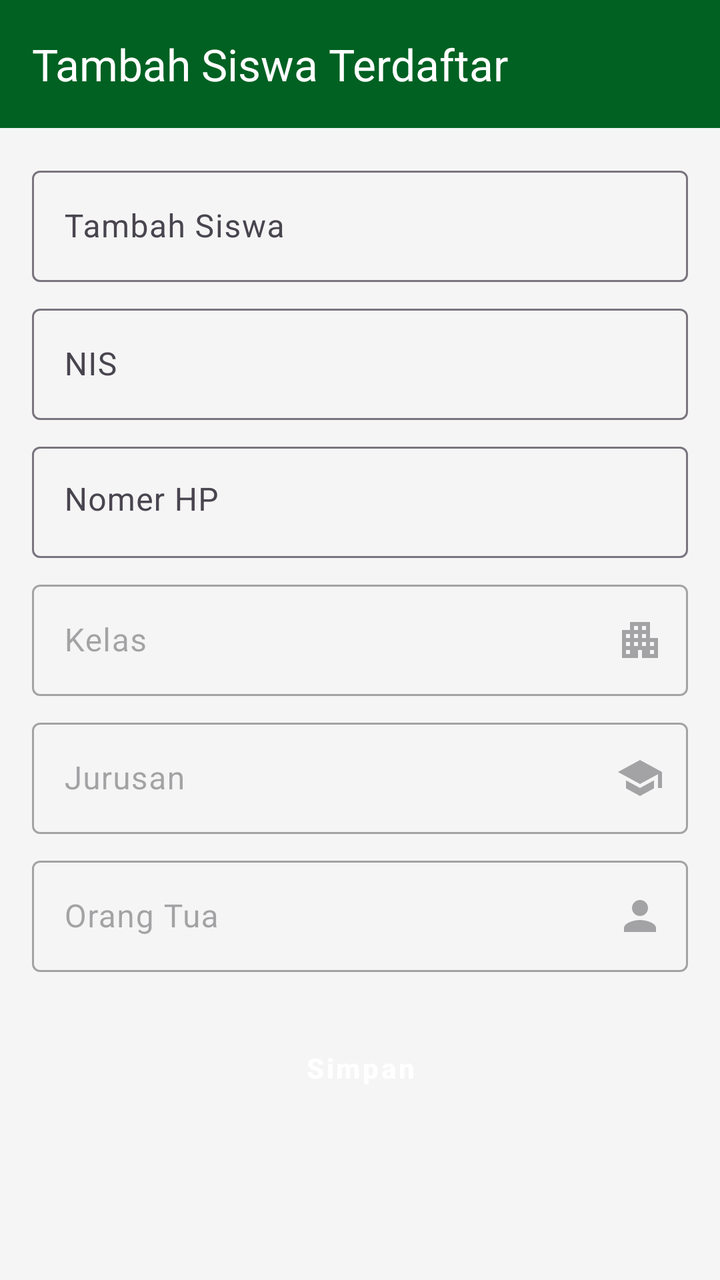
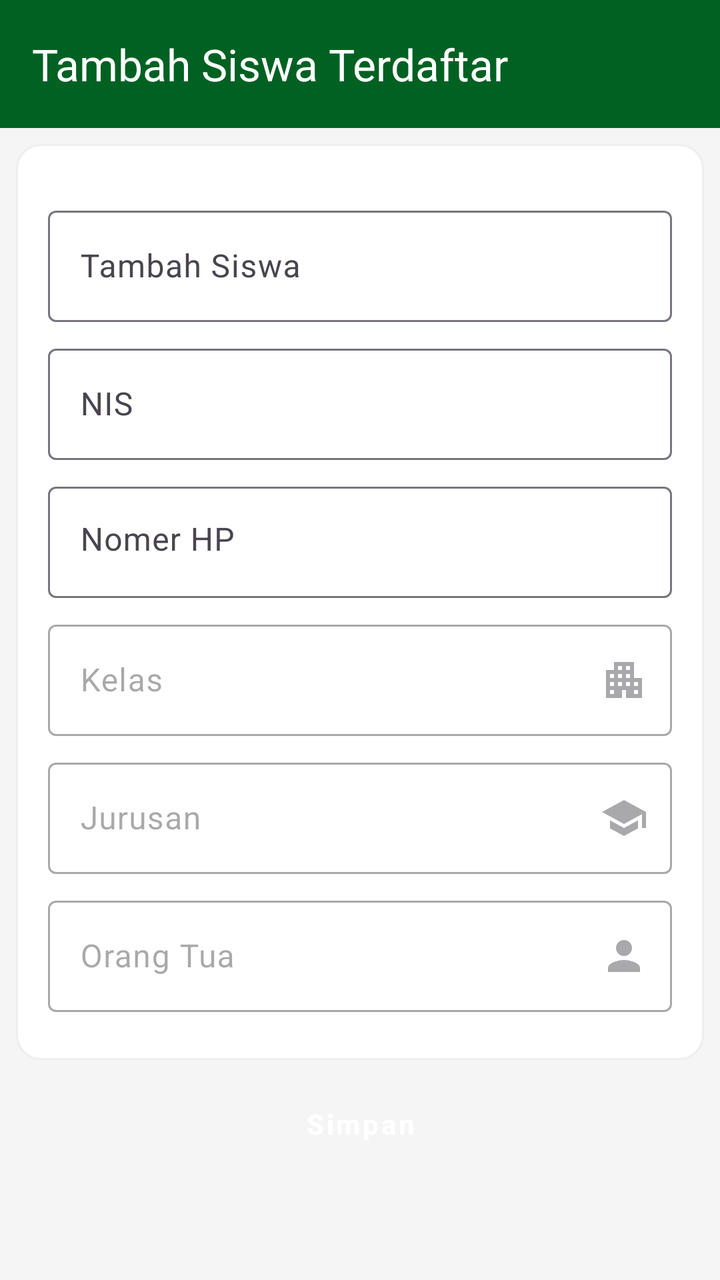

Two renders of the same Android screen: before a commit and after it. Below are the layout's source before the change and the commit's diff.
<!-- AndroidManifest.xml: application theme Theme.OrionAPP -->
<!-- res/layout/activity_tambah_siswa_terdaftar.xml -->
<?xml version="1.0" encoding="utf-8"?>
<FrameLayout xmlns:android="http://schemas.android.com/apk/res/android"
    xmlns:app="http://schemas.android.com/apk/res-auto"
    xmlns:tools="http://schemas.android.com/tools"
    android:id="@+id/main"
    android:layout_width="match_parent"
    android:layout_height="match_parent"
    android:background="@color/background"
    tools:context=".activity.TambahSiswaTerdaftarActivity">

    <LinearLayout
        android:layout_width="match_parent"
        android:layout_height="match_parent"
        android:orientation="vertical">

        <com.google.android.material.appbar.AppBarLayout
            android:layout_width="match_parent"
            android:layout_height="?attr/actionBarSize"
            android:background="@color/primary">

            <com.google.android.material.appbar.MaterialToolbar
                android:id="@+id/toolbar"
                android:layout_width="match_parent"
                android:layout_height="match_parent"
                android:elevation="4dp"
                android:theme="@style/ThemeOverlay.Material3.ActionBar"
                app:navigationIconTint="@color/white"
                app:title="Tambah Siswa Terdaftar"
                app:titleTextColor="@color/white" />
        </com.google.android.material.appbar.AppBarLayout>

        <ScrollView
            android:layout_width="match_parent"
            android:layout_height="wrap_content">

            <LinearLayout
                android:layout_width="match_parent"
                android:layout_height="wrap_content"
                android:layout_marginTop="8dp"
                android:orientation="vertical">

                <LinearLayout
                    android:layout_width="match_parent"
                    android:layout_height="wrap_content"
                    android:orientation="vertical"
                    android:paddingHorizontal="16dp">



                    <com.google.android.material.textfield.TextInputLayout
                        android:id="@+id/til_tambah_siswa"
                        android:layout_width="match_parent"
                        android:layout_height="wrap_content"
                        android:layout_marginTop="8dp">

                        <com.google.android.material.textfield.TextInputEditText
                            android:id="@+id/et_tambah_siswa"
                            android:layout_width="match_parent"
                            android:layout_height="wrap_content"
                            android:hint="Tambah Siswa" />
                    </com.google.android.material.textfield.TextInputLayout>

                    <com.google.android.material.textfield.TextInputLayout
                        android:id="@+id/til_NIS"
                        android:layout_width="match_parent"
                        android:layout_height="wrap_content"
                        android:layout_marginTop="8dp">

                        <com.google.android.material.textfield.TextInputEditText
                            android:id="@+id/et_NIS"
                            android:layout_width="match_parent"
                            android:layout_height="wrap_content"
                            android:hint="NIS"
                            android:inputType="none" />
                    </com.google.android.material.textfield.TextInputLayout>


                    <com.google.android.material.textfield.TextInputLayout
                        android:id="@+id/til_nomerHP"
                        android:layout_width="match_parent"
                        android:layout_height="wrap_content"
                        android:layout_marginTop="8dp">

                        <com.google.android.material.textfield.TextInputEditText
                            android:id="@+id/et_nomerHP"
                            android:layout_width="match_parent"
                            android:layout_height="wrap_content"
                            android:gravity="top|left"
                            android:hint="Nomer HP" />
                    </com.google.android.material.textfield.TextInputLayout>

                    <com.google.android.material.textfield.TextInputLayout
                        android:id="@+id/til_kelas"
                        android:layout_width="match_parent"
                        android:layout_height="wrap_content"
                        android:layout_marginTop="8dp"
                        android:enabled="false"
                        app:endIconDrawable="@drawable/ic_apartment_24"
                        app:endIconMode="custom">

                        <com.google.android.material.textfield.TextInputEditText
                            android:id="@+id/et_kelas"
                            android:layout_width="match_parent"
                            android:layout_height="wrap_content"
                            android:clickable="true"
                            android:enabled="false"
                            android:focusable="false"
                            android:hint="Kelas"
                            android:inputType="none" />
                    </com.google.android.material.textfield.TextInputLayout>

                    <com.google.android.material.textfield.TextInputLayout
                        android:id="@+id/til_jurusan"
                        android:layout_width="match_parent"
                        android:layout_height="wrap_content"
                        android:layout_marginTop="8dp"
                        android:enabled="false"
                        app:endIconDrawable="@drawable/ic_school_24"
                        app:endIconMode="custom">

                        <com.google.android.material.textfield.TextInputEditText
                            android:id="@+id/et_jurusan"
                            android:layout_width="match_parent"
                            android:layout_height="wrap_content"
                            android:clickable="true"
                            android:enabled="false"
                            android:focusable="false"
                            android:hint="Jurusan"
                            android:inputType="none" />
                    </com.google.android.material.textfield.TextInputLayout>

                    <com.google.android.material.textfield.TextInputLayout
                        android:id="@+id/til_orangtua"
                        android:layout_width="match_parent"
                        android:layout_height="wrap_content"
                        android:layout_marginTop="8dp"
                        android:enabled="false"
                        app:endIconDrawable="@drawable/ic_person_24"
                        app:endIconMode="custom">

                        <com.google.android.material.textfield.TextInputEditText
                            android:id="@+id/et_orangtua"
                            android:layout_width="match_parent"
                            android:layout_height="wrap_content"
                            android:clickable="true"
                            android:enabled="false"
                            android:focusable="false"
                            android:hint="Orang Tua"
                            android:inputType="none" />
                    </com.google.android.material.textfield.TextInputLayout>

                    <Button
                        android:id="@+id/btn_simpan"
                        style="@style/Widget.MaterialComponents.Button"
                        android:layout_width="match_parent"
                        android:layout_height="wrap_content"
                        android:layout_marginTop="24dp"
                        android:backgroundTint="@color/primary"
                        android:paddingVertical="12dp"
                        android:text="Simpan"
                        android:textAllCaps="false"
                        android:textSize="14sp"
                        android:textStyle="bold" />
                </LinearLayout>

            </LinearLayout>
        </ScrollView>
    </LinearLayout>


</FrameLayout>
<!-- resources referenced by this layout -->
<resources>
  <color name="background">#f5f5f5</color>
  <color name="primary">#006122</color>
  <color name="white">#ffffff</color>
  <!-- drawable ic_apartment_24 (drawable) -->
  <vector xmlns:android="http://schemas.android.com/apk/res/android" android:height="24dp" android:tint="#000000" android:viewportHeight="24" android:viewportWidth="24" android:width="24dp">
        
      <path android:fillColor="@android:color/white" android:pathData="M17,11V3H7v4H3v14h8v-4h2v4h8V11H17zM7,19H5v-2h2V19zM7,15H5v-2h2V15zM7,11H5V9h2V11zM11,15H9v-2h2V15zM11,11H9V9h2V11zM11,7H9V5h2V7zM15,15h-2v-2h2V15zM15,11h-2V9h2V11zM15,7h-2V5h2V7zM19,19h-2v-2h2V19zM19,15h-2v-2h2V15z"/>
      
  </vector>
  <!-- drawable ic_person_24 (drawable) -->
  <vector xmlns:android="http://schemas.android.com/apk/res/android" android:height="24dp" android:tint="#000000" android:viewportHeight="24" android:viewportWidth="24" android:width="24dp">
        
      <path android:fillColor="@android:color/white" android:pathData="M12,12c2.21,0 4,-1.79 4,-4s-1.79,-4 -4,-4 -4,1.79 -4,4 1.79,4 4,4zM12,14c-2.67,0 -8,1.34 -8,4v2h16v-2c0,-2.66 -5.33,-4 -8,-4z"/>
      
  </vector>
  <!-- drawable ic_school_24 (drawable) -->
  <vector xmlns:android="http://schemas.android.com/apk/res/android" android:height="24dp" android:tint="#000000" android:viewportHeight="24" android:viewportWidth="24" android:width="24dp">
        
      <path android:fillColor="@android:color/white" android:pathData="M5,13.18v4L12,21l7,-3.82v-4L12,17l-7,-3.82zM12,3L1,9l11,6 9,-4.91V17h2V9L12,3z"/>
      
  </vector>
  <color name="text">#1E1E1E</color>
  <style name="OrionButton" parent="Widget.Material3.Button">
          <item name="android:backgroundTint">@color/primary</item>
          <item name="android:textColor">@color/white</item>
          <item name="android:layout_marginHorizontal">4px</item>
          <item name="android:buttonCornerRadius" tools:targetApi="p">12dp</item>
      </style>
  <style name="OrionTextTitle" parent="Widget.Material3.TextInputLayout.OutlinedBox">
          <item name="boxStrokeColor">@color/primary</item>
          <item name="hintTextColor">@color/primary</item>
          <item name="boxBackgroundMode">outline</item>
      </style>
  <color name="highlight_primary">#C0006122</color>
  <color name="error">#D00000</color>
  <style name="SearchViewStyle.White" parent="Widget.AppCompat.SearchView">
          
          <item name="searchHintIcon">@drawable/ic_search_24</item>
          <item name="cursorColor">@color/white</item>
          <item name="submitBackground">@android:color/white</item>
          <item name="android:textColorHint">@color/white</item>
          <item name="android:textColor">@color/white</item>
          <item name="android:iconTint">@android:color/white</item>
          <item name="android:buttonTint">@android:color/white</item>
      </style>
  <!-- drawable ic_search_24 (drawable) -->
  <vector xmlns:android="http://schemas.android.com/apk/res/android" android:height="24dp" android:tint="#000000" android:viewportHeight="24" android:viewportWidth="24" android:width="24dp">
        
      <path android:fillColor="@android:color/white" android:pathData="M15.5,14h-0.79l-0.28,-0.27C15.41,12.59 16,11.11 16,9.5 16,5.91 13.09,3 9.5,3S3,5.91 3,9.5 5.91,16 9.5,16c1.61,0 3.09,-0.59 4.23,-1.57l0.27,0.28v0.79l5,4.99L20.49,19l-4.99,-5zM9.5,14C7.01,14 5,11.99 5,9.5S7.01,5 9.5,5 14,7.01 14,9.5 11.99,14 9.5,14z"/>
      
  </vector>
  <!-- unchanged entries left out for length: 1 -->
</resources>

<!-- the commit's change to res/layout/activity_tambah_siswa_terdaftar.xml (unified diff, before → after) -->
@@ -7,6 +7,7 @@
     android:layout_height="match_parent"
     android:background="@color/background"
     tools:context=".activity.TambahSiswaTerdaftarActivity">
+
 
     <LinearLayout
         android:layout_width="match_parent"
@@ -36,133 +37,152 @@
             <LinearLayout
                 android:layout_width="match_parent"
                 android:layout_height="wrap_content"
-                android:layout_marginTop="8dp"
                 android:orientation="vertical">
 
                 <LinearLayout
                     android:layout_width="match_parent"
                     android:layout_height="wrap_content"
-                    android:orientation="vertical"
-                    android:paddingHorizontal="16dp">
+                    android:layout_marginHorizontal="8dp"
+                    android:layout_marginVertical="8dp"
+                    android:background="@drawable/rounded_outline"
+                    android:orientation="vertical">
+
+                    <LinearLayout
+                        android:layout_width="match_parent"
+                        android:layout_height="wrap_content"
+                        android:layout_marginVertical="4dp"
+                        android:orientation="vertical"
+                        android:padding="16dp">
+
+                        <LinearLayout
+                            android:layout_width="match_parent"
+                            android:layout_height="wrap_content"
+                            android:layout_marginBottom="4dp"
+                            android:orientation="vertical">
 
 
+                            <com.google.android.material.textfield.TextInputLayout
+                                android:id="@+id/til_tambah_siswa"
+                                android:layout_width="match_parent"
+                                android:layout_height="wrap_content"
+                                android:layout_marginTop="8dp">
 
-                    <com.google.android.material.textfield.TextInputLayout
-                        android:id="@+id/til_tambah_siswa"
-                        android:layout_width="match_parent"
-                        android:layout_height="wrap_content"
-                        android:layout_marginTop="8dp">
+                                <com.google.android.material.textfield.TextInputEditText
+                                    android:id="@+id/et_tambah_siswa"
+                                    android:layout_width="match_parent"
+                                    android:layout_height="wrap_content"
+                                    android:hint="Tambah Siswa" />
+                            </com.google.android.material.textfield.TextInputLayout>
 
-                        <com.google.android.material.textfield.TextInputEditText
-                            android:id="@+id/et_tambah_siswa"
-                            android:layout_width="match_parent"
-                            android:layout_height="wrap_content"
-                            android:hint="Tambah Siswa" />
-                    </com.google.android.material.textfield.TextInputLayout>
+                            <com.google.android.material.textfield.TextInputLayout
+                                android:id="@+id/til_NIS"
+                                android:layout_width="match_parent"
+                                android:layout_height="wrap_content"
+                                android:layout_marginTop="8dp">
 
-                    <com.google.android.material.textfield.TextInputLayout
-                        android:id="@+id/til_NIS"
-                        android:layout_width="match_parent"
-                        android:layout_height="wrap_content"
-                        android:layout_marginTop="8dp">
-
-                        <com.google.android.material.textfield.TextInputEditText
-                            android:id="@+id/et_NIS"
-                            android:layout_width="match_parent"
-                            android:layout_height="wrap_content"
-                            android:hint="NIS"
-                            android:inputType="none" />
-                    </com.google.android.material.textfield.TextInputLayout>
+                                <com.google.android.material.textfield.TextInputEditText
+                                    android:id="@+id/et_NIS"
+                                    android:layout_width="match_parent"
+                                    android:layout_height="wrap_content"
+                                    android:hint="NIS"
+                                    android:inputType="none" />
+                            </com.google.android.material.textfield.TextInputLayout>
 
 
-                    <com.google.android.material.textfield.TextInputLayout
-                        android:id="@+id/til_nomerHP"
-                        android:layout_width="match_parent"
-                        android:layout_height="wrap_content"
-                        android:layout_marginTop="8dp">
+                            <com.google.android.material.textfield.TextInputLayout
+                                android:id="@+id/til_nomerHP"
+                                android:layout_width="match_parent"
+                                android:layout_height="wrap_content"
+                                android:layout_marginTop="8dp">
 
-                        <com.google.android.material.textfield.TextInputEditText
-                            android:id="@+id/et_nomerHP"
-                            android:layout_width="match_parent"
-                            android:layout_height="wrap_content"
-                            android:gravity="top|left"
-                            android:hint="Nomer HP" />
-                    </com.google.android.material.textfield.TextInputLayout>
+                                <com.google.android.material.textfield.TextInputEditText
+                                    android:id="@+id/et_nomerHP"
+                                    android:layout_width="match_parent"
+                                    android:layout_height="wrap_content"
+                                    android:gravity="top|left"
+                                    android:hint="Nomer HP" />
+                            </com.google.android.material.textfield.TextInputLayout>
 
-                    <com.google.android.material.textfield.TextInputLayout
-                        android:id="@+id/til_kelas"
-                        android:layout_width="match_parent"
-                        android:layout_height="wrap_content"
-                        android:layout_marginTop="8dp"
-                        android:enabled="false"
-                        app:endIconDrawable="@drawable/ic_apartment_24"
-                        app:endIconMode="custom">
+                            <com.google.android.material.textfield.TextInputLayout
+                                android:id="@+id/til_kelas"
+                                android:layout_width="match_parent"
+                                android:layout_height="wrap_content"
+                                android:layout_marginTop="8dp"
+                                android:enabled="false"
+                                app:endIconDrawable="@drawable/ic_apartment_24"
+                                app:endIconMode="custom">
 
-                        <com.google.android.material.textfield.TextInputEditText
-                            android:id="@+id/et_kelas"
-                            android:layout_width="match_parent"
-                            android:layout_height="wrap_content"
-                            android:clickable="true"
-                            android:enabled="false"
-                            android:focusable="false"
-                            android:hint="Kelas"
-                            android:inputType="none" />
-                    </com.google.android.material.textfield.TextInputLayout>
+                                <com.google.android.material.textfield.TextInputEditText
+                                    android:id="@+id/et_kelas"
+                                    android:layout_width="match_parent"
+                                    android:layout_height="wrap_content"
+                                    android:clickable="true"
+                                    android:enabled="false"
+                                    android:focusable="false"
+                                    android:hint="Kelas"
+                                    android:inputType="none" />
+                            </com.google.android.material.textfield.TextInputLayout>
 
-                    <com.google.android.material.textfield.TextInputLayout
-                        android:id="@+id/til_jurusan"
-                        android:layout_width="match_parent"
-                        android:layout_height="wrap_content"
-                        android:layout_marginTop="8dp"
-                        android:enabled="false"
-                        app:endIconDrawable="@drawable/ic_school_24"
-                        app:endIconMode="custom">
+                            <com.google.android.material.textfield.TextInputLayout
+                                android:id="@+id/til_jurusan"
+                                android:layout_width="match_parent"
+                                android:layout_height="wrap_content"
+                                android:layout_marginTop="8dp"
+                                android:enabled="false"
+                                app:endIconDrawable="@drawable/ic_school_24"
+                                app:endIconMode="custom">
 
-                        <com.google.android.material.textfield.TextInputEditText
-                            android:id="@+id/et_jurusan"
-                            android:layout_width="match_parent"
-                            android:layout_height="wrap_content"
-                            android:clickable="true"
-                            android:enabled="false"
-                            android:focusable="false"
-                            android:hint="Jurusan"
-                            android:inputType="none" />
-                    </com.google.android.material.textfield.TextInputLayout>
+                                <com.google.android.material.textfield.TextInputEditText
+                                    android:id="@+id/et_jurusan"
+                                    android:layout_width="match_parent"
+                                    android:layout_height="wrap_content"
+                                    android:clickable="true"
+                                    android:enabled="false"
+                                    android:focusable="false"
+                                    android:hint="Jurusan"
+                                    android:inputType="none" />
+                            </com.google.android.material.textfield.TextInputLayout>
 
-                    <com.google.android.material.textfield.TextInputLayout
-                        android:id="@+id/til_orangtua"
-                        android:layout_width="match_parent"
-                        android:layout_height="wrap_content"
-                        android:layout_marginTop="8dp"
-                        android:enabled="false"
-                        app:endIconDrawable="@drawable/ic_person_24"
-                        app:endIconMode="custom">
+                            <com.google.android.material.textfield.TextInputLayout
+                                android:id="@+id/til_orangtua"
+                                android:layout_width="match_parent"
+                                android:layout_height="wrap_content"
+                                android:layout_marginTop="8dp"
+                                android:enabled="false"
+                                app:endIconDrawable="@drawable/ic_person_24"
+                                app:endIconMode="custom">
 
-                        <com.google.android.material.textfield.TextInputEditText
-                            android:id="@+id/et_orangtua"
-                            android:layout_width="match_parent"
-                            android:layout_height="wrap_content"
-                            android:clickable="true"
-                            android:enabled="false"
-                            android:focusable="false"
-                            android:hint="Orang Tua"
-                            android:inputType="none" />
-                    </com.google.android.material.textfield.TextInputLayout>
+                                <com.google.android.material.textfield.TextInputEditText
+                                    android:id="@+id/et_orangtua"
+                                    android:layout_width="match_parent"
+                                    android:layout_height="wrap_content"
+                                    android:clickable="true"
+                                    android:enabled="false"
+                                    android:focusable="false"
+                                    android:hint="Orang Tua"
+                                    android:inputType="none" />
+                            </com.google.android.material.textfield.TextInputLayout>
 
-                    <Button
-                        android:id="@+id/btn_simpan"
-                        style="@style/Widget.MaterialComponents.Button"
-                        android:layout_width="match_parent"
-                        android:layout_height="wrap_content"
-                        android:layout_marginTop="24dp"
-                        android:backgroundTint="@color/primary"
-                        android:paddingVertical="12dp"
-                        android:text="Simpan"
-                        android:textAllCaps="false"
-                        android:textSize="14sp"
-                        android:textStyle="bold" />
+
+                        </LinearLayout>
+
+                    </LinearLayout>
+
+
                 </LinearLayout>
 
+                <Button
+                    android:id="@+id/btn_simpan"
+                    style="@style/Widget.MaterialComponents.Button"
+                    android:layout_width="match_parent"
+                    android:layout_height="wrap_content"
+                    android:layout_marginHorizontal="16dp"
+                    android:backgroundTint="@color/primary"
+                    android:paddingVertical="12dp"
+                    android:text="Simpan"
+                    android:textAllCaps="false"
+                    android:textSize="14sp"
+                    android:textStyle="bold" />
             </LinearLayout>
         </ScrollView>
     </LinearLayout>
<!-- resource entries referenced after the edit -->
@@ -21,6 +21,14 @@
       <path android:fillColor="@android:color/white" android:pathData="M5,13.18v4L12,21l7,-3.82v-4L12,17l-7,-3.82zM12,3L1,9l11,6 9,-4.91V17h2V9L12,3z"/>
       
   </vector>
+  <!-- drawable rounded_outline (drawable) -->
+  <?xml version="1.0" encoding="utf-8"?>
+  <shape xmlns:android="http://schemas.android.com/apk/res/android">
+      <corners android:radius="12dp"/>
+      <stroke android:color="#eee" android:width="1dp"/>
+      <solid android:color="@color/white"/>
+  
+  </shape>
   <color name="text">#1E1E1E</color>
   <style name="OrionButton" parent="Widget.Material3.Button">
           <item name="android:backgroundTint">@color/primary</item>
